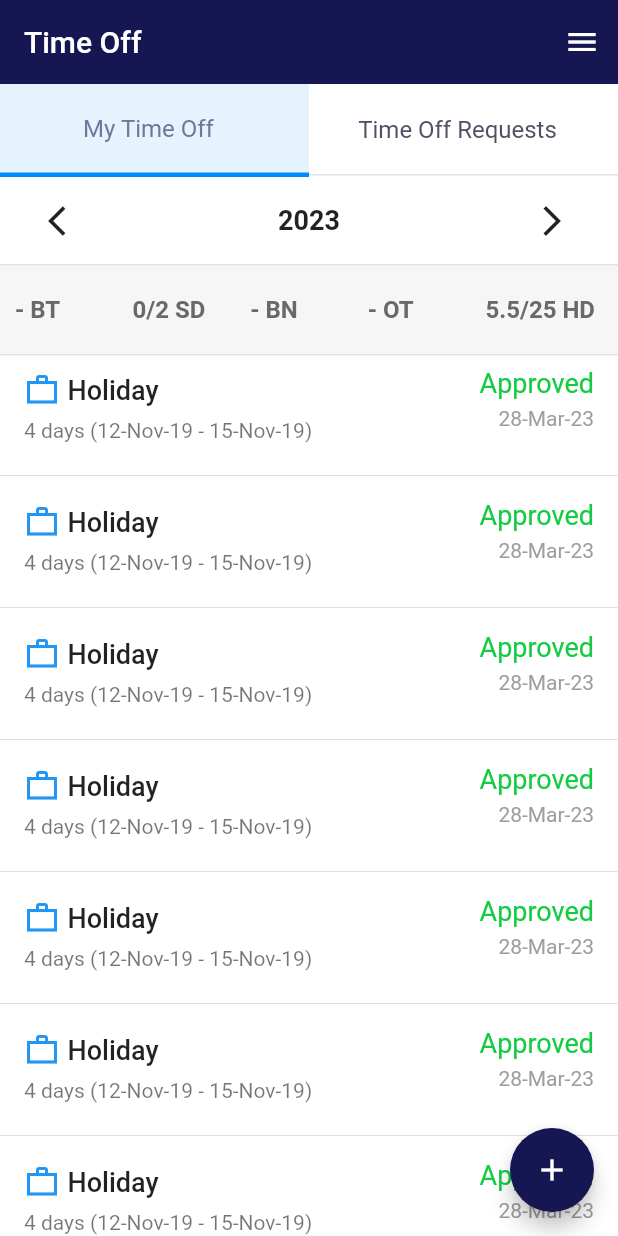
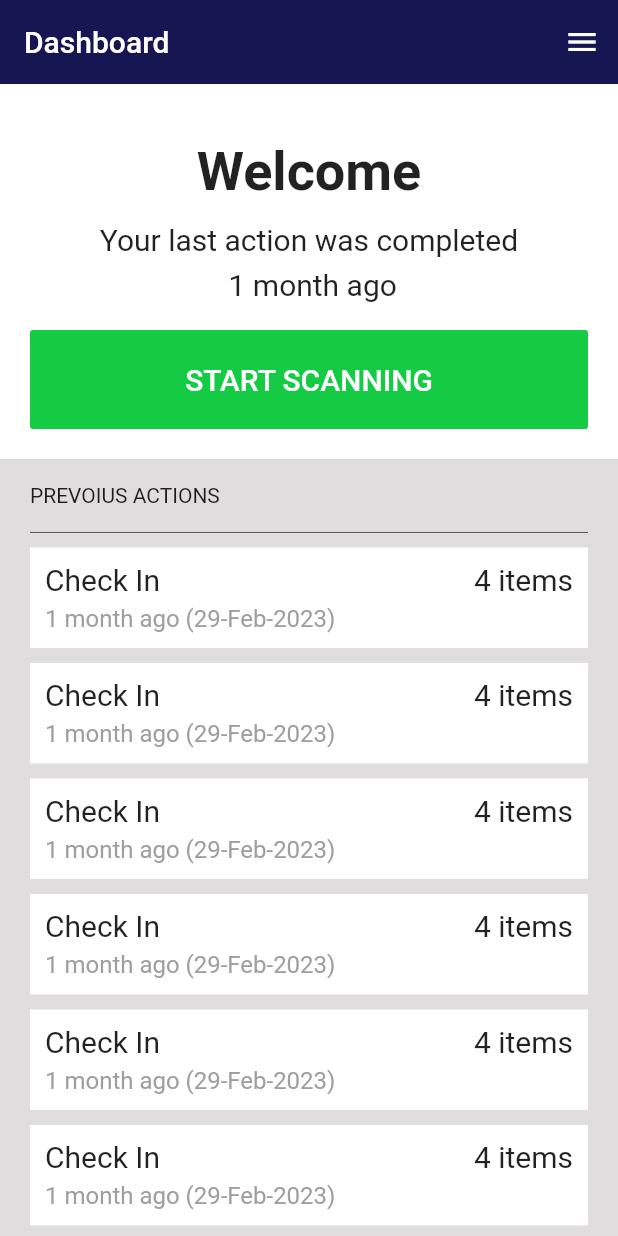
Before and after one commit to HarshsSharma/rc_ali, a Flutter app: the screen it shows after launch, on a phone screen of 412 x 824 dp. Run offline on Flutter 3.47's test engine with Material 2 defaults, Android fonts, the phone set to English and light mode, and no system bars; our stand-ins replace flutter_slidable, internet_connection_checker; missing offline and left inert: mobile_scanner.

Commit message:
Dashboard and scan QR view

```diff
--- /dev/null
+++ b/phone_log/lib/asset_tracker/controller/scan_conroller.dart
@@ -0,0 +1,16 @@
+import 'package:flutter/material.dart';
+
+class ScanViewModel extends ChangeNotifier {
+  List<String> values = [
+    'TAG00112482',
+    'TAG00112482',
+    'TAG00112482',
+    'TAG00112482',
+  ];
+  bool batchScanning = false;
+
+  toggleBatchScanning() {
+    batchScanning = !batchScanning;
+    notifyListeners();
+  }
+}
--- /dev/null
+++ b/phone_log/lib/asset_tracker/view/dashboard.dart
@@ -0,0 +1,124 @@
+import 'package:flutter/material.dart';
+import 'package:phone_log/asset_tracker/controller/scan_conroller.dart';
+import 'package:phone_log/asset_tracker/view/scan_qr.dart';
+import 'package:phone_log/core/components/list_view_tab.dart';
+import 'package:phone_log/core/extinsions/media_query.dart';
+import 'package:provider/provider.dart';
+
+class DashBoard extends StatelessWidget {
+  const DashBoard({super.key});
+
+  @override
+  Widget build(BuildContext context) {
+    return Scaffold(
+      backgroundColor: const Color.fromARGB(255, 223, 221, 221),
+      appBar: AppBar(
+        automaticallyImplyLeading: false,
+        backgroundColor: const Color(0xff161652),
+        toolbarHeight: kToolbarHeight,
+        title: const Text('Dashboard'),
+        actions: [IconButton(onPressed: () {}, icon: const Icon(Icons.menu))],
+      ),
+      body: Column(
+        children: [
+          Container(
+            alignment: Alignment.center,
+            width: double.infinity,
+            color: Colors.white,
+            height: context.height * .3 < 250 ? 250 : context.height * .3,
+            child: Column(mainAxisAlignment: MainAxisAlignment.end, children: [
+              Text(
+                'Welcome',
+                textScaleFactor: ScaleSize.textScaleFactor(context),
+                style:
+                    const TextStyle(fontSize: 36, fontWeight: FontWeight.bold),
+              ),
+              SizedBox(height: context.height * .01),
+              Text(
+                'Your last action was completed\n 1 month ago',
+                textScaleFactor: ScaleSize.textScaleFactor(context),
+                style: const TextStyle(fontSize: 20, height: 1.5),
+                textAlign: TextAlign.center,
+              ),
+              SizedBox(height: context.height * .02),
+              Padding(
+                padding: const EdgeInsets.only(left: 20, right: 20, bottom: 20),
+                child: MaterialButton(
+                  onPressed: () {
+                    Navigator.push(
+                        context,
+                        MaterialPageRoute(
+                            builder: (context) => ChangeNotifierProvider(
+                                  create: (context) => ScanViewModel(),
+                                  child: const ScanQr(),
+                                )));
+                  },
+                  elevation: 0,
+                  height: context.height * .08,
+                  minWidth: double.infinity,
+                  color: const Color(0xff14CB43),
+                  child: Text(
+                    'Start Scanning'.toUpperCase(),
+                    textScaleFactor: ScaleSize.textScaleFactor(context),
+                    style: const TextStyle(color: Colors.white, fontSize: 20),
+                  ),
+                ),
+              )
+            ]),
+          ),
+          Container(
+            alignment: Alignment.centerLeft,
+            padding: EdgeInsets.symmetric(
+                horizontal: 20, vertical: context.height * .02),
+            child: Text(
+              'Prevoius actions'.toUpperCase(),
+              textScaleFactor: ScaleSize.textScaleFactor(context),
+            ),
+          ),
+          const Divider(
+            height: 0,
+            endIndent: 20,
+            color: Color.fromARGB(255, 83, 81, 81),
+            indent: 20,
+          ),
+          const SizedBox(height: 5),
+          Expanded(
+              child: ListViewWithTab(
+            length: 20,
+            listItem: (p0, p1) {
+              return Container(
+                padding: const EdgeInsets.all(10),
+                margin: const EdgeInsets.symmetric(horizontal: 20, vertical: 5),
+                color: Colors.white,
+                child: Row(
+                  mainAxisAlignment: MainAxisAlignment.spaceBetween,
+                  crossAxisAlignment: CrossAxisAlignment.start,
+                  children: [
+                    Column(
+                      crossAxisAlignment: CrossAxisAlignment.start,
+                      children: const [
+                        Text(
+                          'Check In',
+                          style: TextStyle(fontSize: 20),
+                        ),
+                        SizedBox(height: 5),
+                        Text(
+                          '1 month ago (29-Feb-2023)',
+                          style: TextStyle(color: Colors.grey, fontSize: 16),
+                        )
+                      ],
+                    ),
+                    const Text(
+                      '4 items',
+                      style: TextStyle(fontSize: 20),
+                    )
+                  ],
+                ),
+              );
+            },
+          ))
+        ],
+      ),
+    );
+  }
+}
--- /dev/null
+++ b/phone_log/lib/core/components/list_view_tab.dart
@@ -0,0 +1,22 @@
+import 'package:flutter/material.dart';
+
+class ListViewWithTab extends StatelessWidget {
+  final Widget Function(BuildContext, int) listItem;
+  final VoidCallback? onTap;
+  final int length;
+  const ListViewWithTab(
+      {super.key, required this.listItem, this.onTap, required this.length});
+
+  @override
+  Widget build(BuildContext context) {
+    return ListView.builder(
+      itemCount: length,
+      itemBuilder: (context, index) {
+        return InkWell(
+          onTap: onTap,
+          child: listItem(context, index),
+        );
+      },
+    );
+  }
+}
--- a/phone_log/lib/individual_pages/time_tracking/view/dashboard.dart
+++ b/phone_log/lib/individual_pages/time_tracking/view/dashboard.dart
@@ -37,7 +37,8 @@ class DashBoard extends StatelessWidget {
                         SlidableAction(
                           onPressed: (context) {},
                           backgroundColor: Colors.transparent,
-                          foregroundColor: const Color.fromARGB(255, 19, 23, 30),
+                          foregroundColor:
+                              const Color.fromARGB(255, 19, 23, 30),
                           icon: Icons.tune_outlined,
                         ),
                       ],
--- a/phone_log/lib/main.dart
+++ b/phone_log/lib/main.dart
@@ -1,11 +1,11 @@
 import 'package:flutter/material.dart';
 import 'package:flutter/services.dart';
+import 'package:phone_log/asset_tracker/view/dashboard.dart';
 import 'package:phone_log/controller/layout_view_model.dart';
 import 'package:phone_log/core/constant/app_colors.dart';
 import 'package:phone_log/core/router.dart';
 import 'package:phone_log/individual_pages/time_tracking/controller/dashboard_controller.dart';
 import 'package:phone_log/individual_pages/time_tracking/controller/time_tracking_controller.dart';
-import 'package:phone_log/individual_pages/time_tracking/view/time_off.dart';
 import 'package:provider/provider.dart';
 
 import 'individual_pages/time_tracking/controller/authController.dart';
@@ -56,8 +56,9 @@ class MyApp extends StatelessWidget {
           scaffoldBackgroundColor: AppColors.scaffoldBG,
           primarySwatch: Colors.blue,
         ),
-        home: const TimeOff(),
+        //home: const TimeOff(),
         //home: const TimeTracking(),
+        home: const DashBoard(),
         //home: AbsenseScreen(),
         //home: const LoginScreen(),
         // onGenerateRoute: appRouter.onGenerateRoute,
--- a/phone_log/pubspec.yaml
+++ b/phone_log/pubspec.yaml
@@ -38,6 +38,7 @@ dependencies:
   flutter_slidable: ^2.0.0
   intl: ^0.18.0
   internet_connection_checker: ^1.0.0+1
+  mobile_scanner: ^3.2.0
 
 dev_dependencies:
   flutter_test:
```
Also changed, not shown: phone_log/lib/asset_tracker/view/scan_qr.dart (added, +174 -0 lines), phone_log/lib/core/components/expandable.dart (added, +38 -0 lines), phone_log/lib/core/components/gradient_border.dart (added, +87 -0 lines), phone_log/lib/core/components/overlay.dart (added, +183 -0 lines), phone_log/lib/individual_pages/time_tracking/view/time_off_req.dart (+9 -0 lines), 2 other files.
